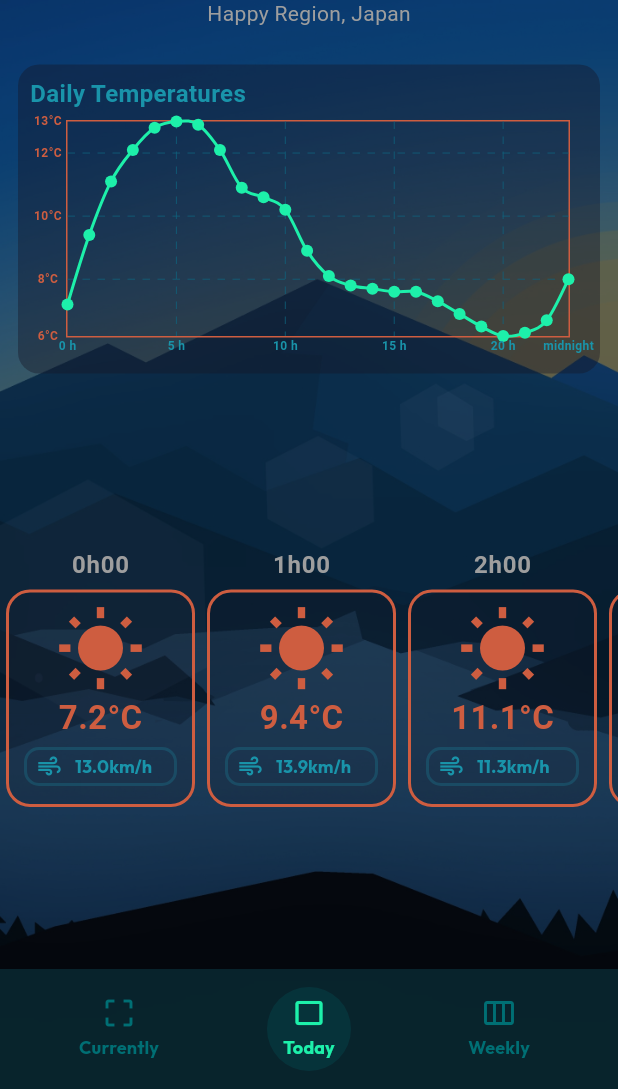
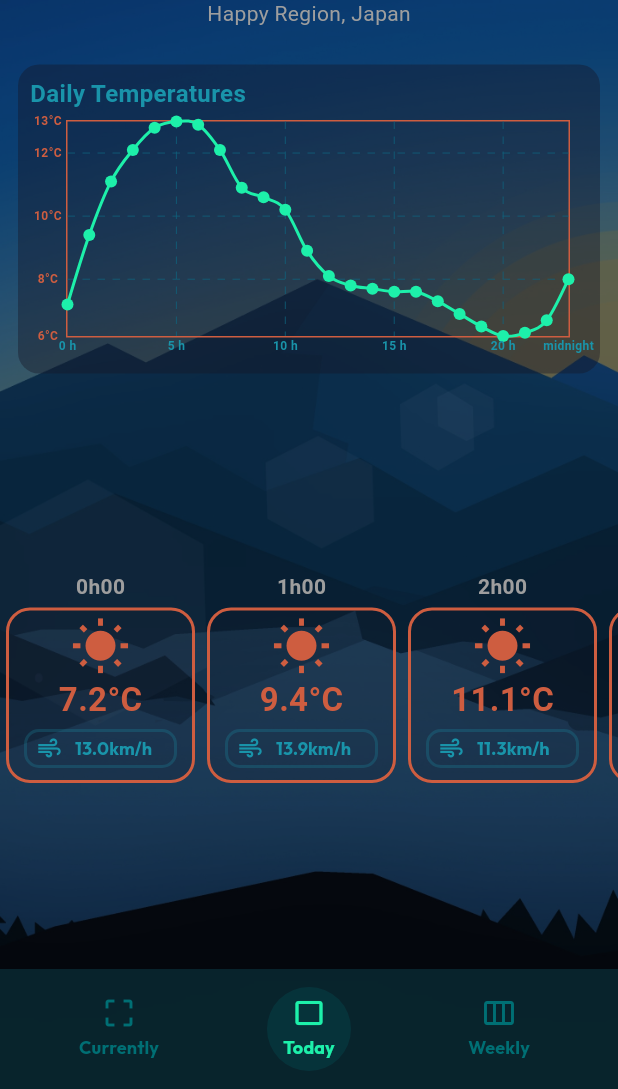
Before and after one commit to Neopuyo/WeatherApp, a Flutter app: the screen it shows after launch, item 2 of the bottom bar chosen, on a phone screen of 412 x 824 dp, the part 147-1236 px from its top. Run offline on Flutter 3.47's test engine with Material 3 defaults, Android fonts, the phone set to English and light mode, and no system bars; drawn by our look-alikes of fl_chart; our stand-ins replace connectivity_plus, envied, geolocator, google_fonts, permission_handler.

Commit message:
safe fixing keyboard overflow issues

```diff
--- a/lib/providers/city_provider.dart
+++ b/lib/providers/city_provider.dart
@@ -6,6 +6,7 @@ class CityProvider extends ChangeNotifier {
   List<City> suggestionsCities;
   bool shouldDisplay;
   bool shouldResignFocus;
+  bool keyboardIsUp;
   String searchInput;
   City? selectedCity;
   CityError? error;
@@ -16,6 +17,7 @@ class CityProvider extends ChangeNotifier {
     shouldDisplay = false,
     shouldResignFocus = false,
     searchInput = "",
+    keyboardIsUp = false,
     weatherData = const WeatherData.tanukiWeather();
 
   WeatherData get getWeatherData => weatherData;
@@ -27,6 +29,11 @@ class CityProvider extends ChangeNotifier {
     if (cities.isNotEmpty) {
       error = null;
     }
+    notifyListeners();
+  }
+
+  void updateKeyboardStatus(bool status) {
+    keyboardIsUp = status;
     notifyListeners();
   }
 
--- a/lib/screens/weather_app_screen.dart
+++ b/lib/screens/weather_app_screen.dart
@@ -1,5 +1,4 @@
 import 'package:flutter/material.dart';
-import 'package:flutter/widgets.dart';
 import 'package:provider/provider.dart';
 import 'package:weather_final_proj/design/weather_app_colors.dart';
 import 'package:weather_final_proj/models/city_class.dart';
--- a/lib/screens/weather_tabview_hub.dart
+++ b/lib/screens/weather_tabview_hub.dart
@@ -9,6 +9,7 @@ import 'package:weather_final_proj/providers/city_provider.dart';
 import 'package:weather_final_proj/providers/connectivity_provider.dart';
 import 'package:weather_final_proj/tools/geo_fetcher.dart';
 import 'package:weather_final_proj/widgets/city_error_widget.dart';
+import 'package:weather_final_proj/widgets/miniWidgets/card_mini_widget.dart';
 import 'package:weather_final_proj/widgets/weatherTabs/weather_tab_view_widget.dart';
 
 class WeatherTabViewHub extends StatelessWidget {
@@ -81,12 +82,23 @@ class WeatherTabViewHub extends StatelessWidget {
           return CityErrorWidget(error: error);
         } else if (shouldDisplaySuggestions) {
           return _suggestionList(cityProvider: cityProvider);
+        } else if (!cityProvider.keyboardIsUp) {
+          return FutureBuilder<void>(
+            future: Future.delayed(const Duration(milliseconds: 500)), // Attendre 2 secondes
+            builder: (BuildContext context, AsyncSnapshot<void> snapshot) {
+              if (snapshot.connectionState == ConnectionState.waiting) {
+                return const Center(child: CircularProgressIndicator());
+              } else {
+            return WeatherTabView(
+              tabController: tabController,
+              timeScaleTabs: timeScaleTabs,
+              cityProvider: cityProvider,
+            );
+          }
+        },
+      );
         } else {
-          return WeatherTabView(
-            tabController: tabController,
-            timeScaleTabs: timeScaleTabs,
-            cityProvider: cityProvider,
-          );
+          return Center(child: CityNameCardWidget(city: cityProvider.selectedCity ?? City.tanukiCity(), compact: true));
         }
       }
     );
--- a/lib/widgets/geo_search_field.dart
+++ b/lib/widgets/geo_search_field.dart
@@ -7,7 +7,6 @@ import 'package:weather_final_proj/models/city_class.dart';
 import 'package:weather_final_proj/providers/city_provider.dart';
 import 'package:weather_final_proj/tools/geo_fetcher.dart';
 import 'dart:developer' as dev;
-
 
 class GeoSearchField extends StatefulWidget {
   final TextEditingController controller;
@@ -22,21 +21,37 @@ class GeoSearchField extends StatefulWidget {
 }
 
 class _GeoSearchFieldState extends State<GeoSearchField> {
+  Timer? _debounceTimer;
+  final FocusNode _focusNode = FocusNode();
 
-  Timer? _debounceTimer;
+  @override
+  void initState() {
+  super.initState();
+    _focusNode.addListener(() {
+      if (_focusNode.hasFocus) {
+        context.read<CityProvider>().updateKeyboardStatus(true);
+      } else {
+        context.read<CityProvider>().updateKeyboardStatus(false);
+      }
+    });
+  }
 
   @override
   Widget build(BuildContext context) {
     final GeoFetcher geoFetcher = GeoFetcher();
 
+
+    return Consumer<CityProvider>(
+      builder: (context, cityProvider, child) {
         return TextField(
           style: WeatherAppTheme.textfieldInput(),
           controller: widget.controller,
+          focusNode: _focusNode,
           decoration: InputDecoration(
             hintText: 'Search location',
             hintStyle: WeatherAppTheme.textfieldHint(),
             border: InputBorder.none,
-        icon: const Icon(Icons.search, color: Colors.white),
+            icon: Icon(Icons.search, color: cityProvider.keyboardIsUp ? WAppColor.ACCENT : Colors.white),
           ),
           cursorColor: WAppColor.ACCENT,
           onChanged: (value) {
@@ -46,22 +61,21 @@ class _GeoSearchFieldState extends State<GeoSearchField> {
                 geoFetcher.fetchCities(value).then((cities) {
                   dev.log(
                       'GeoSearchField (onChanged): ${cities.length} cities found');
-                context.read<CityProvider>().update(cities, value);
-              })
-              .catchError((e) {
+                  cityProvider.update(cities, value);
+                }).catchError((e) {
                   dev.log('GeoSearchField (onChanged): ${e.toString()}');
                 });
               });
             } else {
               _debounceTimer?.cancel();
-          context.read<CityProvider>().cancelingInput(value);
+              cityProvider.cancelingInput(value);
             }
           },
           onSubmitted: (String value) {
             if (value.isNotEmpty) {
               dev.log("[GeoSearchField] onSubmit CALLED !");
-          context.read<CityProvider>().submitCityByName(value);
-          City? city = context.read<CityProvider>().selectedCity;
+              cityProvider.submitCityByName(value);
+              City? city = cityProvider.selectedCity;
               dev.log("[GeoSearchField] onSubmit city.name =  ${city?.name}");
               try {
                 if (city == null) {
@@ -69,16 +83,18 @@ class _GeoSearchFieldState extends State<GeoSearchField> {
                   throw Exception("no weather data could be found for $value");
                 }
                 geoFetcher.fetchForecastForCity(city).then((weather) {
-                  context.read<CityProvider>().updateWeatherData(weather);
+                      cityProvider.updateWeatherData(weather);
                 }).catchError((e) {
-              context.read<CityProvider>().setError(e.toString());
+                  cityProvider.setError(e.toString());
                 });
               } catch(e) {
-            context.read<CityProvider>().setError(e.toString());
+                cityProvider.setError(e.toString());
               }
             } else {
               dev.log('GeoSearchField (onSubmitted): empty value submited : skip it');
             }
+          },
+        );
       },
     );
   }
@@ -86,6 +102,7 @@ class _GeoSearchFieldState extends State<GeoSearchField> {
   @override
   void dispose() {
     _debounceTimer?.cancel();
+    _focusNode.dispose();
     super.dispose();
   }
 }
--- a/lib/widgets/miniWidgets/card_mini_widget.dart
+++ b/lib/widgets/miniWidgets/card_mini_widget.dart
@@ -55,9 +55,10 @@ class OrangeCardWidget extends StatelessWidget {
 }
 
 class CityNameCardWidget extends StatelessWidget {
-  const CityNameCardWidget({super.key, required this.city});
+  const CityNameCardWidget({super.key, required this.city, this.compact=false});
 
   final City city;
+  final bool compact;
 
   @override
   Widget build(BuildContext context) {
@@ -66,7 +67,7 @@ class CityNameCardWidget extends StatelessWidget {
       elevation: 0,
       borderOnForeground: true,
       child: Padding(
-        padding: const EdgeInsets.symmetric(horizontal: 24.0, vertical: 8.0),
+        padding: EdgeInsets.symmetric(horizontal: 24.0, vertical: compact ? 2 : 8.0),
         child: Column(
           mainAxisAlignment: MainAxisAlignment.center,
           mainAxisSize: MainAxisSize.min,
@@ -75,6 +76,7 @@ class CityNameCardWidget extends StatelessWidget {
               city.name,
               style: Theme.of(context).textTheme.displayLarge,
             ),
+            if (!compact)
             Text(
               city.getRegionAndCountry(),
               style: Theme.of(context).textTheme.bodyMedium,
--- a/lib/widgets/miniWidgets/lists.dart
+++ b/lib/widgets/miniWidgets/lists.dart
@@ -34,24 +34,24 @@ class DailyList extends StatelessWidget {
 
                 if (MediaQuery.of(context).orientation == Orientation.portrait)
                 Text("${hours[index]}h00",
-                  style: Theme.of(context).textTheme.bodyLarge?.copyWith(
-                    fontWeight: FontWeight.bold,                        ),
+                  style: Theme.of(context).textTheme.bodyMedium?.copyWith(
+                    fontWeight: FontWeight.bold,),
                 ),
 
                 OrangeCardWidget(
                   child: Column(
                     children: [
                       if (MediaQuery.of(context).orientation == Orientation.portrait)
-                        const SizedBox(height: 10.0, width: 10.0,),
+                        const SizedBox(height: 6.0, width: 10.0,),
                       if (MediaQuery.of(context).orientation == Orientation.landscape)
                       Text("${hours[index]}h00",
                         style: Theme.of(context).textTheme.bodyLarge?.copyWith(
                           fontWeight: FontWeight.bold,                        ),
                       ),
-                      Icon(iconsData[index], size: 60.0, ),
+                      Icon(iconsData[index], size: 40.0, ),
                       Text(temperatures[index], style: WeatherAppTheme.dailyTemperature()),
                       WindSpeedCard(windSpeed: windspeeds[index], size: CardSize.compact,),
-                      const SizedBox(height: 10.0, width: 10.0),
+                      const SizedBox(height: 6.0, width: 10.0),
                     ]
                   ),
                 ),
```
Lines whose indentation alone changed are shown as unchanged.
